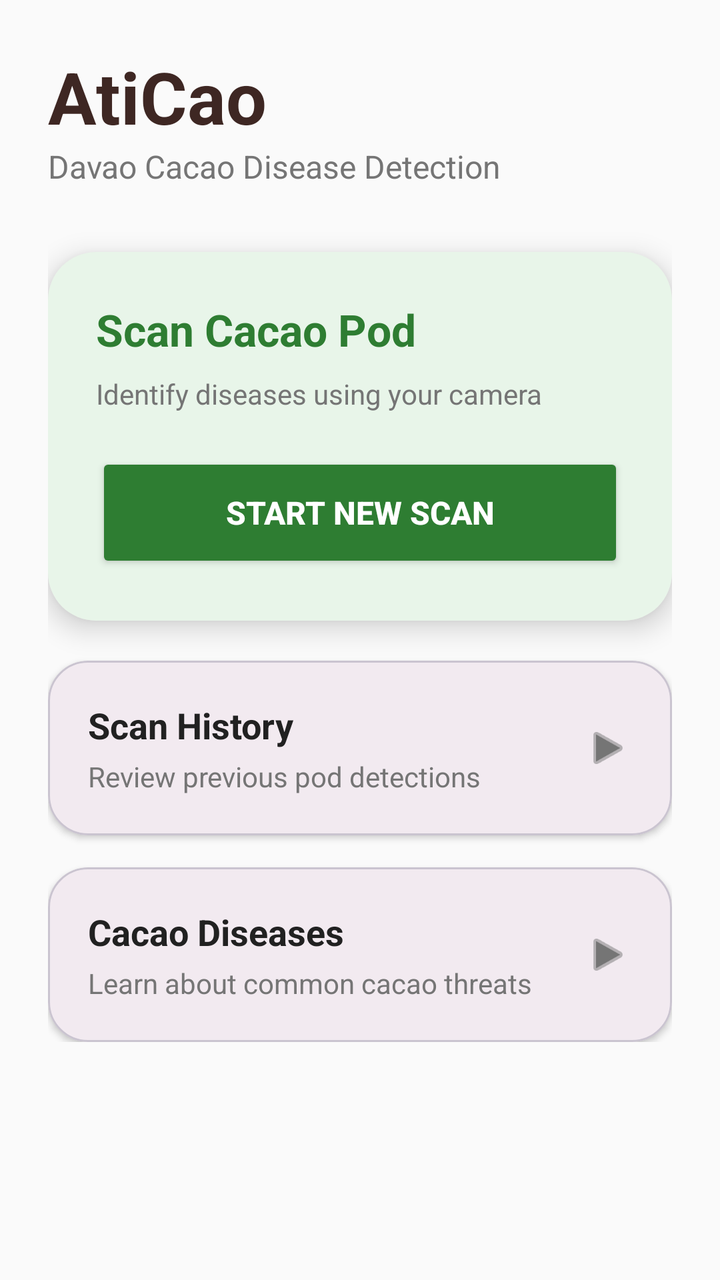
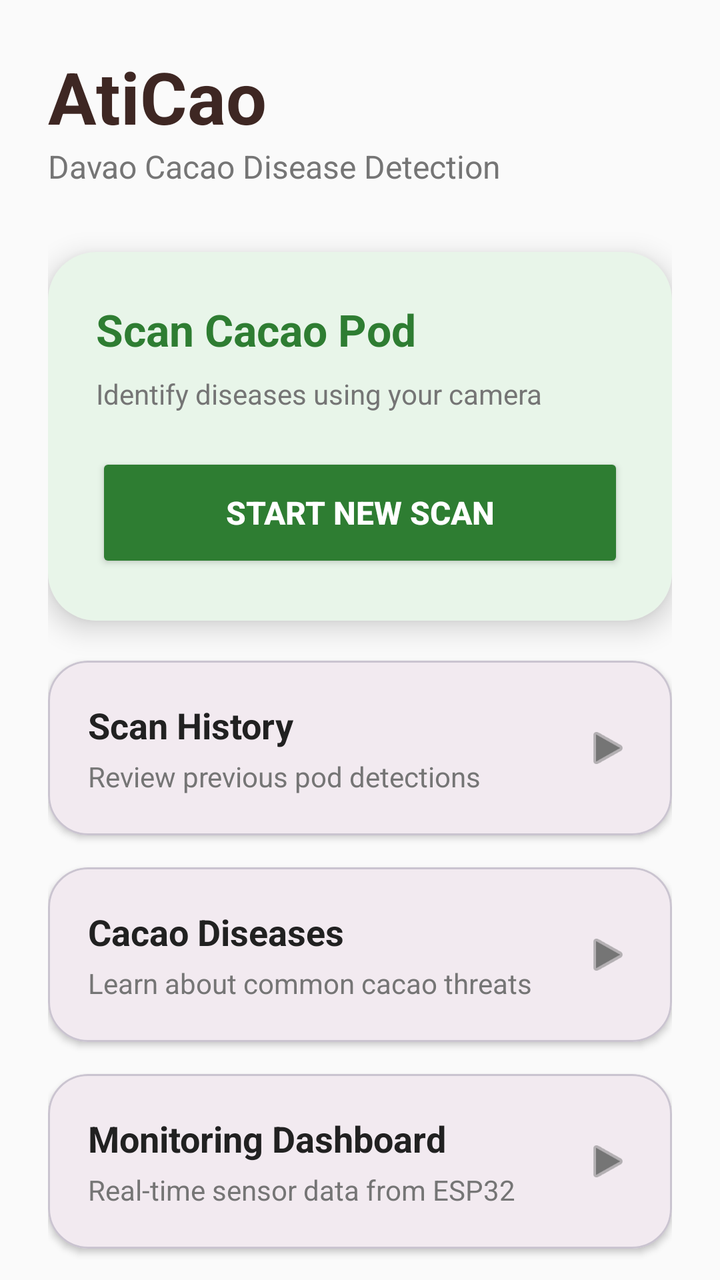

Screens rendered from an Android XML layout before and after an edit, with the pre-edit source and the edit as a unified diff.
<!-- AndroidManifest.xml: application theme Theme.AtiCaoBeta -->
<!-- res/layout/fragment_first.xml -->
<?xml version="1.0" encoding="utf-8"?>
<androidx.core.widget.NestedScrollView xmlns:android="http://schemas.android.com/apk/res/android"
    xmlns:app="http://schemas.android.com/apk/res-auto"
    xmlns:tools="http://schemas.android.com/tools"
    android:layout_width="match_parent"
    android:layout_height="match_parent"
    android:background="@color/bg_light"
    tools:context=".FirstFragment">

    <androidx.constraintlayout.widget.ConstraintLayout
        android:layout_width="match_parent"
        android:layout_height="wrap_content"
        android:padding="24dp">

        <TextView
            android:id="@+id/tv_welcome"
            android:layout_width="wrap_content"
            android:layout_height="wrap_content"
            android:text="@string/welcome_title"
            android:textSize="36sp"
            android:textStyle="bold"
            android:textColor="@color/cacao_primary_dark"
            app:layout_constraintStart_toStartOf="parent"
            app:layout_constraintTop_toTopOf="parent" />

        <TextView
            android:id="@+id/tv_subtitle"
            android:layout_width="wrap_content"
            android:layout_height="wrap_content"
            android:text="@string/welcome_subtitle"
            android:textSize="16sp"
            android:textColor="@color/text_secondary"
            app:layout_constraintStart_toStartOf="parent"
            app:layout_constraintTop_toBottomOf="@id/tv_welcome" />

        <com.google.android.material.card.MaterialCardView
            android:id="@+id/card_scan"
            android:layout_width="match_parent"
            android:layout_height="wrap_content"
            android:layout_marginTop="32dp"
            android:clickable="true"
            android:focusable="true"
            app:cardCornerRadius="24dp"
            app:cardElevation="8dp"
            app:strokeWidth="0dp"
            app:layout_constraintTop_toBottomOf="@id/tv_subtitle">

            <LinearLayout
                android:layout_width="match_parent"
                android:layout_height="wrap_content"
                android:orientation="vertical"
                android:padding="24dp"
                android:background="@color/card_bg_accent">

                <TextView
                    android:layout_width="wrap_content"
                    android:layout_height="wrap_content"
                    android:text="@string/scan_pod"
                    android:textSize="22sp"
                    android:textStyle="bold"
                    android:textColor="@color/pod_healthy" />

                <TextView
                    android:layout_width="wrap_content"
                    android:layout_height="wrap_content"
                    android:text="@string/scan_description"
                    android:layout_marginTop="8dp"
                    android:textSize="14sp"
                    android:textColor="@color/text_secondary" />

                <Button
                    android:id="@+id/button_first"
                    android:layout_width="match_parent"
                    android:layout_height="60dp"
                    android:layout_marginTop="20dp"
                    android:text="@string/btn_start_scan"
                    android:textColor="@color/white"
                    android:textSize="16sp"
                    android:textStyle="bold"
                    app:cornerRadius="16dp"
                    android:backgroundTint="@color/pod_healthy" />
            </LinearLayout>
        </com.google.android.material.card.MaterialCardView>

        <com.google.android.material.card.MaterialCardView
            android:id="@+id/card_history"
            android:layout_width="match_parent"
            android:layout_height="wrap_content"
            android:layout_marginTop="20dp"
            android:clickable="true"
            android:focusable="true"
            app:cardCornerRadius="20dp"
            app:cardElevation="2dp"
            app:layout_constraintTop_toBottomOf="@id/card_scan">

            <LinearLayout
                android:layout_width="match_parent"
                android:layout_height="wrap_content"
                android:orientation="horizontal"
                android:gravity="center_vertical"
                android:padding="20dp">

                <LinearLayout
                    android:layout_width="0dp"
                    android:layout_height="wrap_content"
                    android:layout_weight="1"
                    android:orientation="vertical">
                    <TextView
                        android:layout_width="wrap_content"
                        android:layout_height="wrap_content"
                        android:text="@string/view_history"
                        android:textSize="18sp"
                        android:textStyle="bold"
                        android:textColor="@color/text_main" />

                    <TextView
                        android:layout_width="wrap_content"
                        android:layout_height="wrap_content"
                        android:text="@string/history_description"
                        android:layout_marginTop="4dp"
                        android:textSize="14sp"
                        android:textColor="@color/text_secondary" />
                </LinearLayout>

                <ImageView
                    android:layout_width="24dp"
                    android:layout_height="24dp"
                    android:src="@android:drawable/ic_media_play"
                    app:tint="@color/text_secondary" />
            </LinearLayout>
        </com.google.android.material.card.MaterialCardView>

        <com.google.android.material.card.MaterialCardView
            android:id="@+id/card_info"
            android:layout_width="match_parent"
            android:layout_height="wrap_content"
            android:layout_marginTop="16dp"
            android:clickable="true"
            android:focusable="true"
            app:cardCornerRadius="20dp"
            app:cardElevation="2dp"
            app:layout_constraintTop_toBottomOf="@id/card_history">

            <LinearLayout
                android:layout_width="match_parent"
                android:layout_height="wrap_content"
                android:orientation="horizontal"
                android:gravity="center_vertical"
                android:padding="20dp">

                <LinearLayout
                    android:layout_width="0dp"
                    android:layout_height="wrap_content"
                    android:layout_weight="1"
                    android:orientation="vertical">
                    <TextView
                        android:layout_width="wrap_content"
                        android:layout_height="wrap_content"
                        android:text="@string/about_diseases"
                        android:textSize="18sp"
                        android:textStyle="bold"
                        android:textColor="@color/text_main" />

                    <TextView
                        android:layout_width="wrap_content"
                        android:layout_height="wrap_content"
                        android:text="@string/about_description"
                        android:layout_marginTop="4dp"
                        android:textSize="14sp"
                        android:textColor="@color/text_secondary" />
                </LinearLayout>

                <ImageView
                    android:layout_width="24dp"
                    android:layout_height="24dp"
                    android:src="@android:drawable/ic_media_play"
                    app:tint="@color/text_secondary" />
            </LinearLayout>
        </com.google.android.material.card.MaterialCardView>

    </androidx.constraintlayout.widget.ConstraintLayout>
</androidx.core.widget.NestedScrollView>
<!-- resources referenced by this layout -->
<resources>
  <color name="bg_light">#FAFAFA</color>
  <color name="cacao_primary_dark">#3E2723</color>
  <color name="card_bg_accent">#E8F5E9</color>
  <color name="pod_healthy">#2E7D32</color>
  <color name="text_main">#212121</color>
  <color name="text_secondary">#757575</color>
  <color name="white">#FFFFFFFF</color>
  <string name="about_description">Learn about common cacao threats</string>
  <string name="about_diseases">Cacao Diseases</string>
  <string name="btn_start_scan">START NEW SCAN</string>
  <string name="history_description">Review previous pod detections</string>
  <string name="scan_description">Identify diseases using your camera</string>
  <string name="scan_pod">Scan Cacao Pod</string>
  <string name="view_history">Scan History</string>
  <string name="welcome_subtitle">Davao Cacao Disease Detection</string>
  <string name="welcome_title">AtiCao</string>
  <style name="Theme.AtiCaoBeta" parent="Base.Theme.AtiCaoBeta" />
  <style name="Base.Theme.AtiCaoBeta" parent="Theme.Material3.DayNight.NoActionBar">
          
          <item name="colorPrimary">@color/cacao_primary</item>
          <item name="colorPrimaryDark">@color/cacao_primary_dark</item>
          <item name="colorAccent">@color/cacao_accent</item>
      </style>
  <color name="cacao_primary">#5D4037</color>
  <color name="cacao_accent">#43A047</color>
</resources>

<!-- the commit's change to res/layout/fragment_first.xml (unified diff, before → after) -->
@@ -178,5 +178,55 @@
             </LinearLayout>
         </com.google.android.material.card.MaterialCardView>
 
+        <com.google.android.material.card.MaterialCardView
+            android:id="@+id/card_monitoring"
+            android:layout_width="match_parent"
+            android:layout_height="wrap_content"
+            android:layout_marginTop="16dp"
+            android:clickable="true"
+            android:focusable="true"
+            app:cardCornerRadius="20dp"
+            app:cardElevation="2dp"
+            app:layout_constraintTop_toBottomOf="@id/card_info"
+            app:layout_constraintBottom_toBottomOf="parent"
+            android:layout_marginBottom="16dp">
+
+            <LinearLayout
+                android:layout_width="match_parent"
+                android:layout_height="wrap_content"
+                android:orientation="horizontal"
+                android:gravity="center_vertical"
+                android:padding="20dp">
+
+                <LinearLayout
+                    android:layout_width="0dp"
+                    android:layout_height="wrap_content"
+                    android:layout_weight="1"
+                    android:orientation="vertical">
+                    <TextView
+                        android:layout_width="wrap_content"
+                        android:layout_height="wrap_content"
+                        android:text="@string/monitoring_dashboard"
+                        android:textSize="18sp"
+                        android:textStyle="bold"
+                        android:textColor="@color/text_main" />
+
+                    <TextView
+                        android:layout_width="wrap_content"
+                        android:layout_height="wrap_content"
+                        android:text="@string/monitoring_description"
+                        android:layout_marginTop="4dp"
+                        android:textSize="14sp"
+                        android:textColor="@color/text_secondary" />
+                </LinearLayout>
+
+                <ImageView
+                    android:layout_width="24dp"
+                    android:layout_height="24dp"
+                    android:src="@android:drawable/ic_media_play"
+                    app:tint="@color/text_secondary" />
+            </LinearLayout>
+        </com.google.android.material.card.MaterialCardView>
+
     </androidx.constraintlayout.widget.ConstraintLayout>
 </androidx.core.widget.NestedScrollView>
<!-- resource entries referenced after the edit -->
@@ -11,6 +11,8 @@
   <string name="about_diseases">Cacao Diseases</string>
   <string name="btn_start_scan">START NEW SCAN</string>
   <string name="history_description">Review previous pod detections</string>
+  <string name="monitoring_dashboard">Monitoring Dashboard</string>
+  <string name="monitoring_description">Real-time sensor data from ESP32</string>
   <string name="scan_description">Identify diseases using your camera</string>
   <string name="scan_pod">Scan Cacao Pod</string>
   <string name="view_history">Scan History</string>
